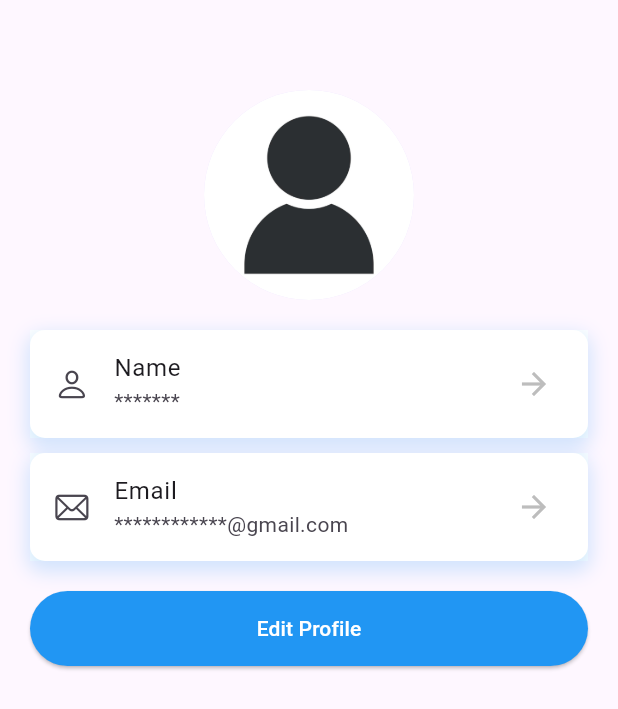
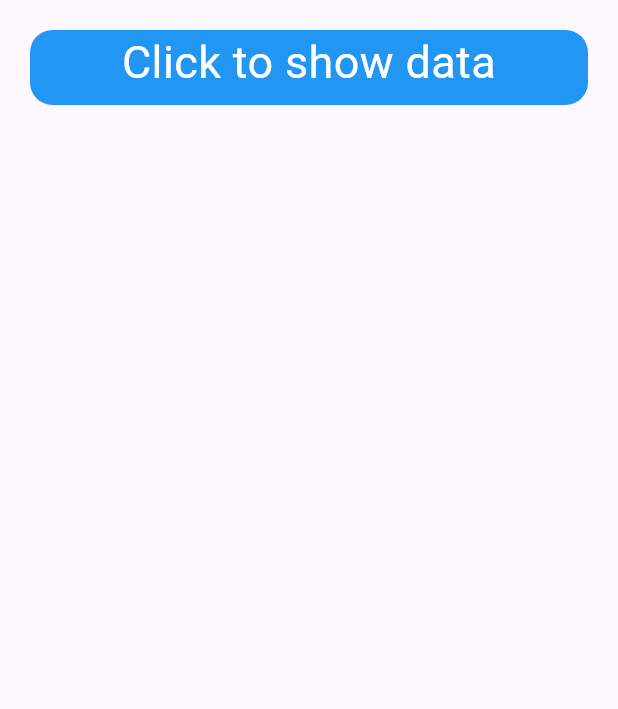
Before and after one commit to SaraHussein80/login, a Flutter app: the SettingScreen screen opened directly, on a phone screen of 412 x 824 dp. Shown: the top 709 px of the screen. Run offline on Flutter 3.47's test engine with Material 3 defaults, Android fonts, the phone set to English and light mode, and no system bars; our stand-ins replace carousel_slider, google_fonts.

Commit message:
nav_setting.dart

```diff
--- a/lib/nav_bar_screens/nav_setting.dart
+++ b/lib/nav_bar_screens/nav_setting.dart
@@ -1,73 +1,58 @@
+import 'dart:convert';
+
 import 'package:flutter/cupertino.dart';
 import 'package:flutter/material.dart';
+import 'package:http/http.dart';
 
 class SettingScreen extends StatefulWidget {
-  const SettingScreen({super.key});
+  const SettingScreen({Key? key}) : super(key: key);
 
   @override
   State<SettingScreen> createState() => _SettingScreenState();
 }
 
 class _SettingScreenState extends State<SettingScreen> {
+  List data = [];
+  bool loding = false;
   @override
   Widget build(BuildContext context) {
     return Scaffold(
-      body: Padding(
-        padding: const EdgeInsets.all(20),
-        child: Column(
-          children: [
-            const SizedBox(height: 40),
-            CircleAvatar(
-              radius: 70,
-              backgroundImage: AssetImage('images/user.jpg'),
+        body: ListView(children: [
+      Container(
+          height: 50,
+          alignment: Alignment.topCenter,
+          margin: EdgeInsets.all(20),
+          decoration: BoxDecoration(
+              color: Colors.blue, borderRadius: BorderRadius.circular(15)),
+          child: InkWell(
+            child: Text(
+              "Click to show data",
+              style: TextStyle(fontSize: 30, color: Colors.white),
+              textAlign: TextAlign.center,
             ),
-            const SizedBox(height: 20),
-            itemProfile('Name', '*******', CupertinoIcons.person),
-            const SizedBox(height: 10),
-            itemProfile('Email', '************@gmail.com', CupertinoIcons.mail),
-            const SizedBox(
-              height: 20,
-            ),
-            SizedBox(
-              width: double.infinity,
-              child: ElevatedButton(
-                  onPressed: () {},
-                  style: ElevatedButton.styleFrom(
-                    backgroundColor: Colors.blue,
-                    padding: const EdgeInsets.all(15),
-                  ),
-                  child: const Text(
-                    'Edit Profile',
-                    style: TextStyle(
-                      color: Colors.white,
-                    ),
-                  )),
-            )
-          ],
+            onTap: () async {
+              loding = true;
+              setState(() {});
+              var respo = await get(
+                  Uri.parse("https://jsonplaceholder.typicode.com/posts"));
+              var respobody = jsonDecode(respo.body);
+              data.addAll(respobody);
+              loding = false;
+              setState(() {});
+            },
+          )),
+      if (loding)
+        Center(
+          child: CircularProgressIndicator(),
         ),
-      ),
-    );
-  }
-
-  itemProfile(String title, String subtitle, IconData iconData) {
-    return Container(
-      decoration: BoxDecoration(
-          color: Colors.white,
-          borderRadius: BorderRadius.circular(10),
-          boxShadow: [
-            BoxShadow(
-                offset: Offset(0, 5),
-                color: Colors.blue.withOpacity(.2),
-                spreadRadius: 2,
-                blurRadius: 10)
-          ]),
-      child: ListTile(
-        title: Text(title),
-        subtitle: Text(subtitle),
-        leading: Icon(iconData),
-        trailing: Icon(Icons.arrow_forward, color: Colors.grey.shade400),
-        tileColor: Colors.white,
-      ),
-    );
+      ...List.generate(
+          data.length,
+          (index) => Card(
+                child: ListTile(
+                  title: Text("${data[index]['title']}"),
+                  subtitle: Text("${data[index]['body']}"),
+                ),
+              ))
+    ]));
   }
 }
```
